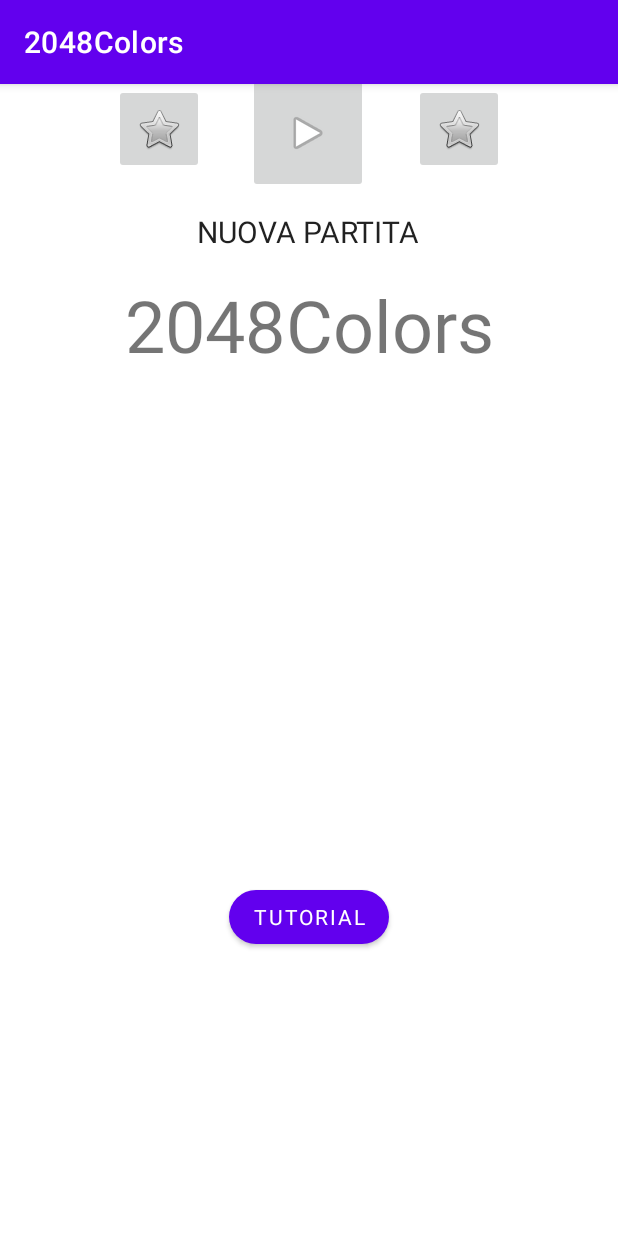
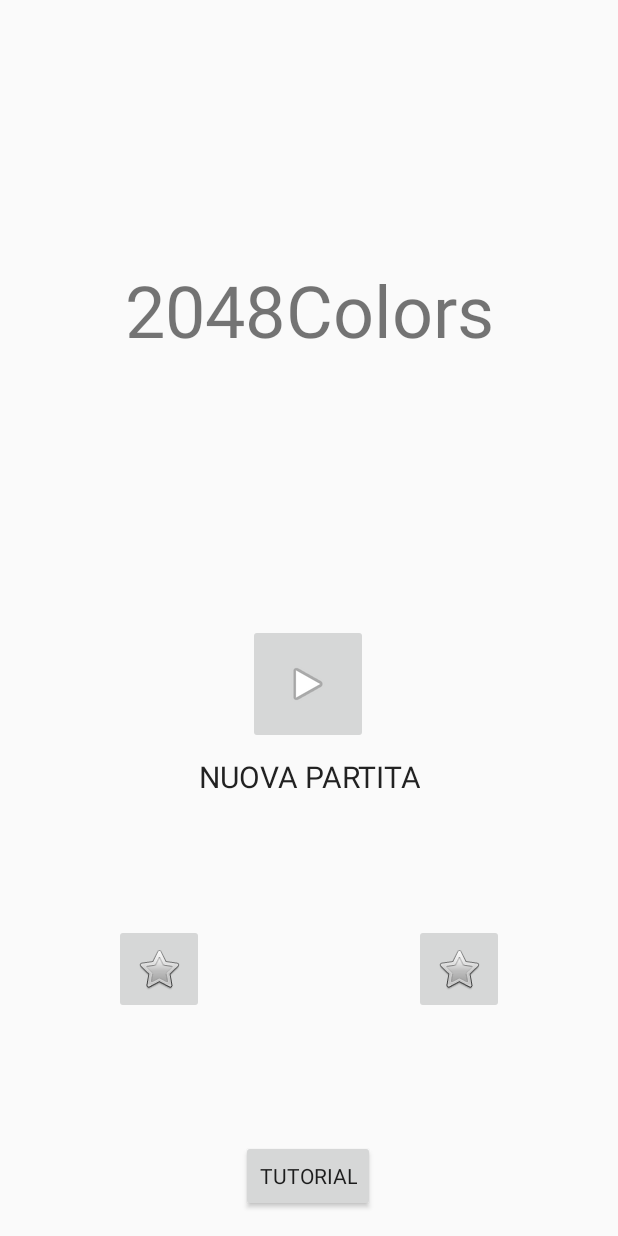
Before and after one commit to Fede-o/2048Colors, an Android app: the screen it shows after launch (MainActivity), on a phone screen of 412 x 824 dp. Run offline under Robolectric (Android 15) with nearby library versions, the phone set to English and light mode, and no system bars; Roboto replaces fonts that are not available here.

Commit message:
test layout main activity 2

```diff
--- a/app/build.gradle
+++ b/app/build.gradle
@@ -8,9 +8,9 @@ android {
     defaultConfig {
         applicationId "fo.pigdm.colors2048"
         minSdk 23
-        targetSdk 32
-        versionCode 1
-        versionName "1.0"
+        targetSdk 31
+        versionCode 2
+        versionName '1.1'
 
         testInstrumentationRunner "androidx.test.runner.AndroidJUnitRunner"
     }
--- a/app/src/main/res/layout/activity_main.xml
+++ b/app/src/main/res/layout/activity_main.xml
@@ -4,38 +4,61 @@
     xmlns:tools="http://schemas.android.com/tools"
     android:layout_width="match_parent"
     android:layout_height="match_parent"
+    android:screenOrientation="portrait"
     tools:context=".MainActivity">
+
+    <androidx.constraintlayout.widget.ConstraintLayout
+        android:id="@+id/constraintLayout"
+        android:layout_width="0dp"
+        android:layout_height="0dp"
+        app:layout_constraintEnd_toEndOf="parent"
+        app:layout_constraintHeight_default="percent"
+        app:layout_constraintHeight_percent="0.5"
+        app:layout_constraintHorizontal_bias="0.0"
+        app:layout_constraintStart_toStartOf="parent"
+        app:layout_constraintTop_toTopOf="parent">
 
         <TextView
             android:id="@+id/title_text"
             android:layout_width="wrap_content"
             android:layout_height="wrap_content"
-        android:layout_marginTop="128dp"
             android:fontFamily="@font/roboto_black"
             android:text="2048Colors"
             android:textAlignment="center"
             android:textSize="48sp"
+            app:layout_constraintBottom_toBottomOf="parent"
             app:layout_constraintEnd_toEndOf="parent"
             app:layout_constraintStart_toStartOf="parent"
             app:layout_constraintTop_toTopOf="parent" />
+    </androidx.constraintlayout.widget.ConstraintLayout>
+
+    <androidx.constraintlayout.widget.ConstraintLayout
+        android:id="@+id/constraintLayout"
+        android:layout_width="0dp"
+        android:layout_height="0dp"
+        app:layout_constraintBottom_toBottomOf="parent"
+        app:layout_constraintEnd_toEndOf="parent"
+        app:layout_constraintHeight_default="percent"
+        app:layout_constraintHeight_percent="0.5"
+        app:layout_constraintHorizontal_bias="0.0"
+        app:layout_constraintStart_toStartOf="parent">
 
         <ImageButton
             android:id="@+id/play_button"
             android:layout_width="80dp"
             android:layout_height="80dp"
-        android:layout_marginBottom="128dp"
+            android:layout_marginTop="4dp"
             android:src="@android:drawable/ic_media_play"
-        app:layout_constraintBottom_toTopOf="@+id/settings_button"
             app:layout_constraintEnd_toEndOf="parent"
             app:layout_constraintHorizontal_bias="0.498"
             app:layout_constraintStart_toStartOf="parent"
-        app:layout_constraintTop_toBottomOf="@+id/title_text" />
+            app:layout_constraintTop_toTopOf="parent" />
 
         <TextView
             android:id="@+id/play_text"
             android:layout_width="wrap_content"
             android:layout_height="wrap_content"
-        android:layout_marginTop="12dp"
+            android:layout_marginTop="8dp"
             android:fontFamily="@font/roboto_black"
             android:text="NUOVA PARTITA"
             android:textAlignment="center"
@@ -43,7 +66,6 @@
             android:textSize="20sp"
             android:typeface="normal"
             app:layout_constraintEnd_toEndOf="parent"
-        app:layout_constraintHorizontal_bias="0.496"
             app:layout_constraintStart_toStartOf="parent"
             app:layout_constraintTop_toBottomOf="@+id/play_button" />
 
@@ -52,39 +74,47 @@
             android:layout_width="60dp"
             android:layout_height="60dp"
             android:layout_marginStart="64dp"
+            android:layout_marginTop="16dp"
             android:layout_marginEnd="64dp"
+            android:layout_marginBottom="16dp"
             android:src="@android:drawable/btn_star"
+            app:layout_constraintBottom_toTopOf="@+id/tutorial_button"
             app:layout_constraintEnd_toStartOf="@+id/settings_button"
             app:layout_constraintHorizontal_bias="0.5"
             app:layout_constraintHorizontal_chainStyle="spread"
             app:layout_constraintStart_toStartOf="parent"
-        tools:layout_editor_absoluteY="606dp" />
+            app:layout_constraintTop_toBottomOf="@+id/play_text" />
 
         <ImageButton
             android:id="@+id/settings_button"
             android:layout_width="60dp"
             android:layout_height="60dp"
             android:layout_marginStart="64dp"
+            android:layout_marginTop="16dp"
             android:layout_marginEnd="64dp"
+            android:layout_marginBottom="16dp"
             android:src="@android:drawable/btn_star"
+            app:layout_constraintBottom_toTopOf="@+id/tutorial_button"
             app:layout_constraintEnd_toEndOf="parent"
             app:layout_constraintHorizontal_bias="0.5"
             app:layout_constraintStart_toEndOf="@+id/levels_button"
-        tools:layout_editor_absoluteY="606dp" />
+            app:layout_constraintTop_toBottomOf="@+id/play_text" />
 
         <Button
             android:id="@+id/tutorial_button"
             android:layout_width="wrap_content"
             android:layout_height="wrap_content"
-        android:layout_marginBottom="32dp"
+            android:layout_marginBottom="16dp"
             android:fontFamily="@font/roboto_black"
             android:text="Tutorial"
             app:cornerRadius="50dp"
             app:iconTint="#03A9F4"
             app:layout_constraintBottom_toBottomOf="parent"
             app:layout_constraintEnd_toEndOf="parent"
-        app:layout_constraintStart_toStartOf="parent"
-        app:layout_constraintTop_toBottomOf="@+id/settings_button"
-        app:layout_constraintVertical_bias="0.75" />
+            app:layout_constraintHorizontal_bias="0.498"
+            app:layout_constraintStart_toStartOf="parent" />
 
     </androidx.constraintlayout.widget.ConstraintLayout>
+
+
+</androidx.constraintlayout.widget.ConstraintLayout>
--- a/app/src/main/res/values-night/themes.xml
+++ b/app/src/main/res/values-night/themes.xml
@@ -1,6 +1,9 @@
 <resources xmlns:tools="http://schemas.android.com/tools">
     <!-- Base application theme. -->
-    <style name="Theme.2048Colors" parent="Theme.MaterialComponents.DayNight.DarkActionBar">
+    <style name="Theme.2048Colors" parent="Theme.AppCompat.NoActionBar">
+    <item name="windowActionBar">false</item>
+    <item name="windowNoTitle">true</item>
+
         <!-- Primary brand color. -->
         <item name="colorPrimary">@color/purple_200</item>
         <item name="colorPrimaryVariant">@color/purple_700</item>
--- a/app/src/main/res/values/themes.xml
+++ b/app/src/main/res/values/themes.xml
@@ -1,6 +1,9 @@
 <resources xmlns:tools="http://schemas.android.com/tools">
     <!-- Base application theme. -->
-    <style name="Theme.2048Colors" parent="Theme.MaterialComponents.DayNight.DarkActionBar">
+    <style name="Theme.2048Colors" parent="Theme.AppCompat.Light.NoActionBar">
+        <item name="windowActionBar">false</item>
+        <item name="windowNoTitle">true</item>
+
         <!-- Primary brand color. -->
         <item name="colorPrimary">@color/purple_500</item>
         <item name="colorPrimaryVariant">@color/purple_700</item>
@@ -10,7 +13,7 @@
         <item name="colorSecondaryVariant">@color/teal_700</item>
         <item name="colorOnSecondary">@color/black</item>
         <!-- Status bar color. -->
-        <item name="android:statusBarColor" tools:targetApi="l">?attr/colorPrimaryVariant</item>
+        <!--<item name="android:statusBarColor" tools:targetApi="l">?attr/colorPrimaryVariant</item> -->
         <!-- Customize your theme here. -->
     </style>
 </resources>
```
Lines whose indentation alone changed are shown as unchanged.
